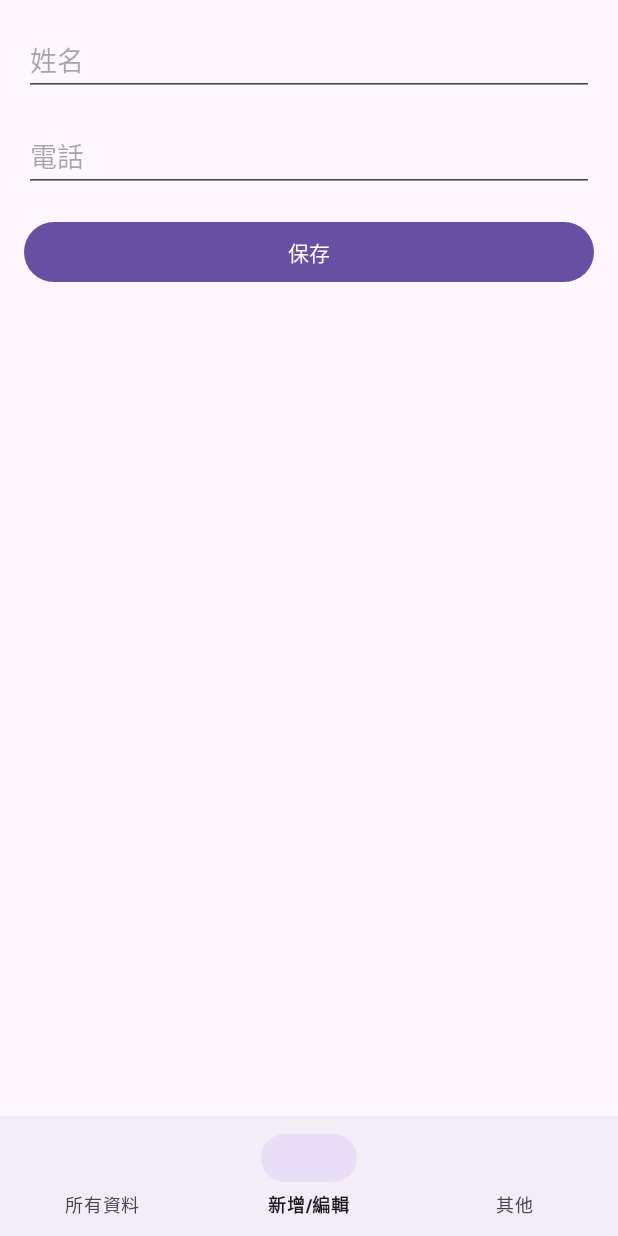
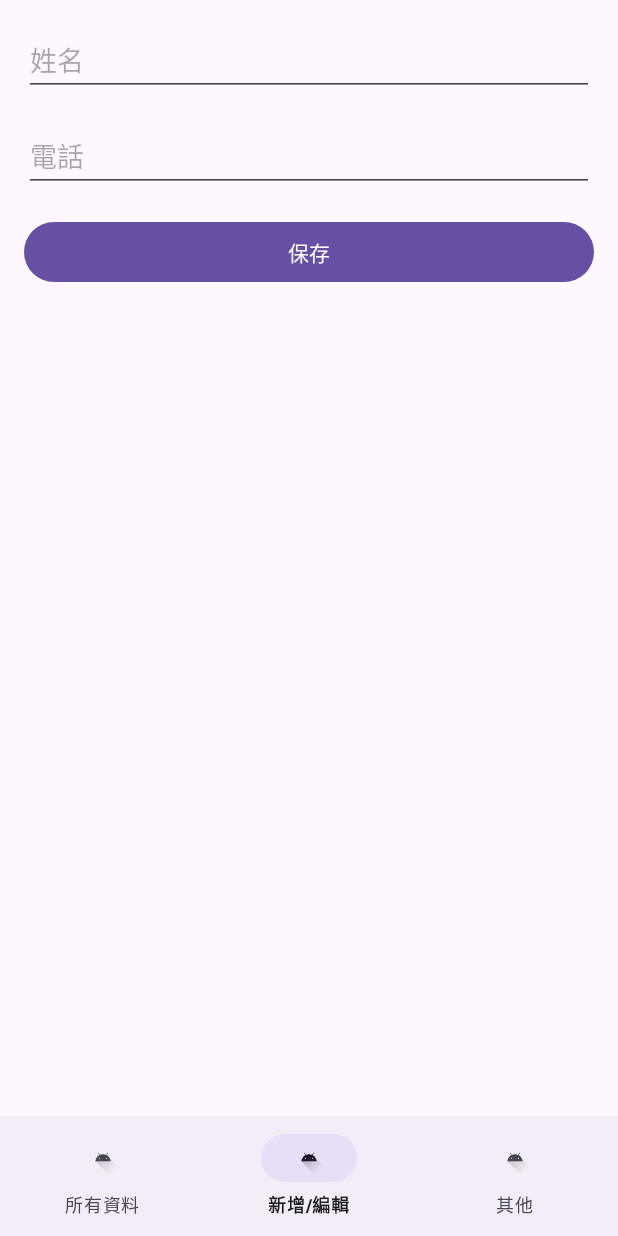
Before and after one commit to 11056025/final-exam-file, an Android app: the screen it shows after launch (MainActivity), item 2 of the bottom bar chosen, on a phone screen of 412 x 824 dp. Run offline under Robolectric (Android 15) with nearby library versions, the phone set to English and light mode, and no system bars.

Commit message:
small change

```diff
--- a/app/src/main/res/menu/bottom_nav_menu.xml
+++ b/app/src/main/res/menu/bottom_nav_menu.xml
@@ -2,11 +2,14 @@
 <menu xmlns:android="http://schemas.android.com/apk/res/android">
     <item
         android:id="@+id/nav_all_data"
+        android:icon="@drawable/ic_launcher_foreground"
         android:title="所有資料" />
     <item
         android:id="@+id/nav_add_edit"
+        android:icon="@drawable/ic_launcher_foreground"
         android:title="新增/編輯" />
     <item
         android:id="@+id/nav_other"
+        android:icon="@drawable/ic_launcher_foreground"
         android:title="其他" />
 </menu>
```
